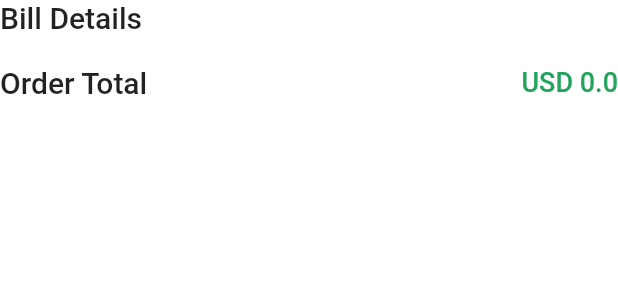
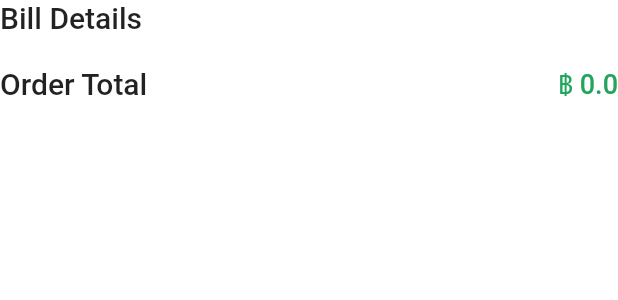
Before and after one commit to oomyoom/food_app, a Flutter app: the BillContainer widget shown alone on an empty page, opened directly, on a phone screen of 412 x 824 dp. Shown: the top 300 px of the screen. Run offline on Flutter 3.47's test engine with Material 2 defaults, Android fonts, the phone set to English and light mode, and no system bars; our stand-ins replace flutter_speed_dial, image_cropper, image_picker; missing offline and left inert: stripe_checkout; Roboto replaces fonts that are missing (SF Pro Text).

Commit message:
Update Cart

```diff
--- /dev/null
+++ b/lib/models/order.dart
@@ -0,0 +1,21 @@
+import 'package:food_app/screens/cart/cart_screen.dart';
+
+final List<Order> order = [];
+int orderId = 0;
+
+class Order {
+  bool isCompleted = false;
+
+  final int orderId;
+  final List<CartItem> cartItems;
+  final double totalPrice;
+  final DateTime creatDateTime;
+  final String deliveryOption;
+
+  Order(
+      {required this.orderId,
+      required this.cartItems,
+      required this.totalPrice,
+      required this.creatDateTime,
+      required this.deliveryOption});
+}
--- a/lib/screens/cart/components/billContainer.dart
+++ b/lib/screens/cart/components/billContainer.dart
@@ -37,7 +37,7 @@ class BillContainer extends StatelessWidget {
                       style: Theme.of(context).textTheme.bodyLarge!,
                     ),
                     Text(
-                      'USD ${value.priceItem}',
+                      '฿ ${value.priceItem}',
                       style: const TextStyle(
                         fontWeight: FontWeight.w500,
                         color: kActiveColor,
@@ -73,7 +73,7 @@ class BillContainer extends StatelessWidget {
                     style: Theme.of(context).textTheme.titleLarge,
                   ),
                   Text(
-                    'USD $totalPrice',
+                    '฿ $totalPrice',
                     style: const TextStyle(
                       fontWeight: FontWeight.w500,
                       fontSize: 18,
--- a/lib/screens/home/home_screen.dart
+++ b/lib/screens/home/home_screen.dart
@@ -2,6 +2,7 @@
 
 import 'package:flutter/material.dart';
 import 'package:flutter_speed_dial/flutter_speed_dial.dart';
+import 'package:food_app/models/order.dart';
 import 'package:food_app/screens/cart/cart_screen.dart';
 import 'package:food_app/screens/menu/food_details_screen.dart';
 import 'package:food_app/screens/queue/queue_screen.dart';
--- a/lib/screens/menu/components/foodContainer.dart
+++ b/lib/screens/menu/components/foodContainer.dart
@@ -74,7 +74,7 @@ class _FoodContainerState extends State<FoodContainer> {
                   mainAxisAlignment: MainAxisAlignment.spaceBetween,
                   children: [
                     Text(
-                      'USD ${widget.food.price}',
+                      '฿ ${widget.food.price}',
                       style: const TextStyle(
                           fontWeight: FontWeight.w500, color: kActiveColor),
                     ),
--- a/lib/screens/menu/components/foodSpecify.dart
+++ b/lib/screens/menu/components/foodSpecify.dart
@@ -1,6 +1,5 @@
 import 'package:flutter/material.dart';
 import 'package:food_app/models/foodData.dart';
-import 'package:food_app/screens/cart/cart_screen.dart';
 import 'package:food_app/screens/menu/food_details_screen.dart';
 import 'package:food_app/utils/constants.dart';
 
@@ -18,7 +17,6 @@ class _FoodSpecifyState extends State<FoodSpecify> {
   @override
   void initState() {
     super.initState();
-    // Initialize isCheckedList with default values for each category
     for (final category in widget.food.specifytitle) {
       isCheckedList.add(List.filled(category.specifytitle.length, false));
     }
@@ -77,7 +75,7 @@ class _FoodSpecifyState extends State<FoodSpecify> {
                                 children: [
                                   Text('$specifyTitle'),
                                   Text(
-                                    'USD $specifyPrice',
+                                    '฿ $specifyPrice',
                                     style: const TextStyle(
                                       fontWeight: FontWeight.w500,
                                       color: kActiveColor,
--- a/lib/screens/menu/components/menuInfo.dart
+++ b/lib/screens/menu/components/menuInfo.dart
@@ -40,7 +40,7 @@ class MenuInfo extends StatelessWidget {
                   height: 32,
                 ),
                 Text(
-                  "USD $price",
+                  "฿ $price",
                   style: const TextStyle(
                     fontWeight: FontWeight.w500,
                     color: kActiveColor,
--- a/lib/utils/stripeService.dart
+++ b/lib/utils/stripeService.dart
@@ -69,7 +69,10 @@ class StripeService {
     if (mounted) {
       final text = result.when(
           redirected: () => 'Redirected Successfully',
-          success: () => retrieveCheckoutSession(sessionId),
+          success: () {
+            onSuccess();
+            retrieveCheckoutSession(sessionId);
+          },
           canceled: () => onCancel(),
           error: (e) => onError(e));
       return text;
```
Also changed, not shown: lib/models/orderQueue.dart (deleted, +0 -11 lines), lib/screens/cart/cart_screen.dart (+18 -21 lines), lib/screens/cart/components/deliveryOption.dart (added, +69 -0 lines), lib/screens/cart/components/foodcartContainer.dart (+17 -5 lines), lib/screens/menu/food_details_screen.dart (+7 -6 lines), lib/screens/queue/queue_screen.dart (+4 -3 lines).
